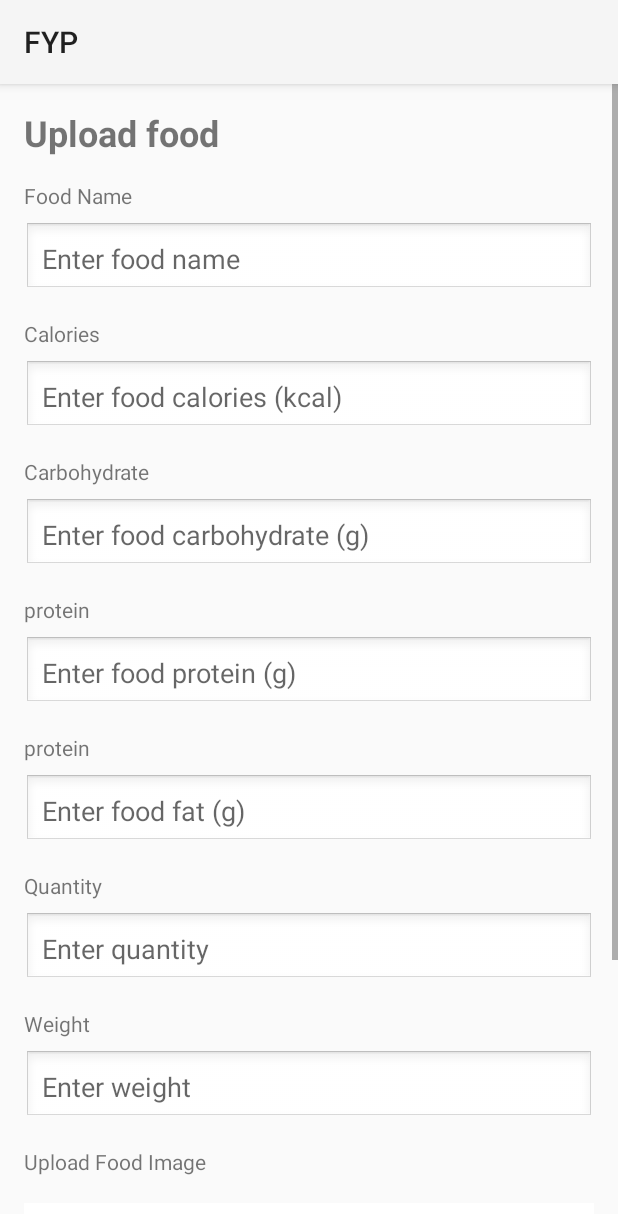
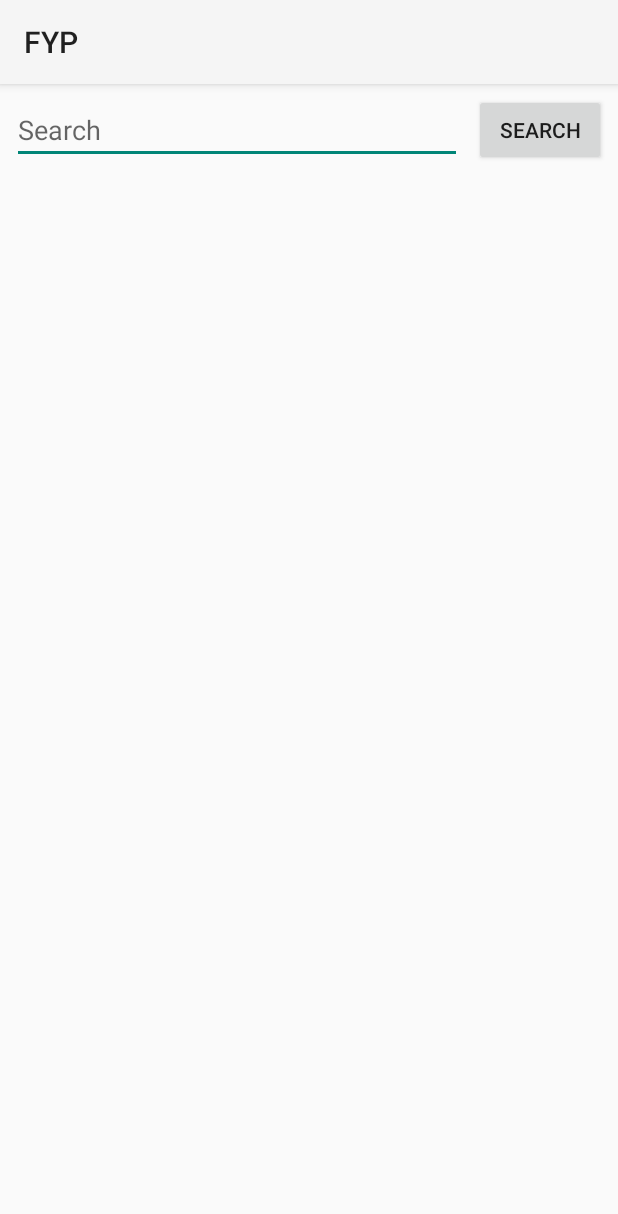
Before and after one commit to hugopun315/fyp, an Android app built with Jetpack Compose: the screen it shows after launch once a user with an empty profile is signed in (uploadFood before the commit, FindFoodView after it), after a tap on "ADD FOOD", on a phone screen of 412 x 824 dp. Shown: the top 1214 px of the screen. Run offline under Robolectric (Android 15) with nearby library versions, the phone set to English and light mode, and no system bars; our stand-ins replace Firebase (no records; nobody signed in at launch, a user with empty details on screens opened directly).

Commit message:
2/1/25 developed the list view of food

```diff
--- a/app/src/main/AndroidManifest.xml
+++ b/app/src/main/AndroidManifest.xml
@@ -13,13 +13,17 @@
         android:theme="@style/Theme.FYP"
         tools:targetApi="31">
         <activity
-            android:name=".uploadFood"
+            android:name=".FindFoodView"
             android:exported="true"
             android:theme="@style/Theme.AppCompat.Light"/>
         <activity
+            android:name=".uploadFood"
+            android:exported="true"
+            android:theme="@style/Theme.AppCompat.Light" />
+        <activity
             android:name=".changeBodyData"
             android:exported="true"
-            android:theme="@style/Theme.AppCompat.Light"></activity>
+            android:theme="@style/Theme.AppCompat.Light" />
         <activity
             android:name=".profile"
             android:exported="true"
--- /dev/null
+++ b/app/src/main/java/com/example/fyp/FindFoodView.kt
@@ -0,0 +1,53 @@
+package com.example.fyp
+
+import android.os.Bundle
+import android.util.Log
+import androidx.appcompat.app.AppCompatActivity
+import androidx.recyclerview.widget.LinearLayoutManager
+import androidx.recyclerview.widget.RecyclerView
+import com.example.fyp.adapter.FoodAdapter
+import com.google.firebase.auth.FirebaseAuth
+import com.google.firebase.database.DataSnapshot
+import com.google.firebase.database.DatabaseError
+import com.google.firebase.database.FirebaseDatabase
+import com.google.firebase.database.ValueEventListener
+
+class FindFoodView : AppCompatActivity() {
+    private lateinit var foodRecyclerView: RecyclerView
+    private lateinit var auth: FirebaseAuth
+    private lateinit var eventListener: ValueEventListener // Declare the eventListener variable
+    override fun onCreate(savedInstanceState: Bundle?) {
+        super.onCreate(savedInstanceState)
+        setContentView(R.layout.activity_find_food_view)
+        foodRecyclerView = findViewById(R.id.foodList)
+
+        auth = FirebaseAuth.getInstance()
+        val currentUser = auth.currentUser
+        foodRecyclerView.layoutManager = LinearLayoutManager(this)
+        val dataList = ArrayList<Food>()
+        val adapter = FoodAdapter(this, dataList)
+        foodRecyclerView.adapter = adapter
+        val databaseReference = FirebaseDatabase.getInstance().getReference("Demo Food")
+        eventListener = object : ValueEventListener {
+            override fun onDataChange(snapshot: DataSnapshot) {
+                dataList.clear()
+                for (itemSnapshot in snapshot.children) {
+                    val dataClass = itemSnapshot.getValue(Food::class.java)
+                    dataClass?.let {
+                        it.key = itemSnapshot.key
+                        dataList.add(it)
+                    }
+                }
+                adapter.notifyDataSetChanged()
+            }
+
+            override fun onCancelled(error: DatabaseError) {
+                Log.e("FirebaseError", error.message) // Handle possible errors
+            }
+        }
+        databaseReference.addValueEventListener(eventListener) // Add the listener to the reference
+
+
+
+    }
+}
--- a/app/src/main/java/com/example/fyp/homeActivity.kt
+++ b/app/src/main/java/com/example/fyp/homeActivity.kt
@@ -70,7 +70,7 @@ class homeActivity : AppCompatActivity() {
         breakfastRecyclerView.adapter = adapter
 
 
-
+/*
         val databaseReference = FirebaseDatabase.getInstance().getReference("Demo Food")
         eventListener = object : ValueEventListener {
             override fun onDataChange(snapshot: DataSnapshot) {
@@ -91,7 +91,7 @@ class homeActivity : AppCompatActivity() {
         }
         databaseReference.addValueEventListener(eventListener) // Add the listener to the reference
 
-
+*/
 
 
         // Set up click listeners for buttons
@@ -112,9 +112,15 @@ class homeActivity : AppCompatActivity() {
             startActivity(intent)
         }
         breakfastButton.setOnClickListener {
+            val intent = Intent(this, FindFoodView::class.java)
+            startActivity(intent)
+            finish()
+         /*
             val intent = Intent(this, uploadFood::class.java)
             startActivity(intent)
             finish()
+
+            */
         }
     }
 
--- /dev/null
+++ b/app/src/main/res/layout/activity_find_food_view.xml
@@ -0,0 +1,47 @@
+<?xml version="1.0" encoding="utf-8"?>
+<androidx.constraintlayout.widget.ConstraintLayout xmlns:android="http://schemas.android.com/apk/res/android"
+    xmlns:app="http://schemas.android.com/apk/res-auto"
+    xmlns:tools="http://schemas.android.com/tools"
+    android:id="@+id/main"
+    android:layout_width="match_parent"
+    android:layout_height="match_parent"
+    tools:context=".FindFoodView">
+
+    <EditText
+        android:id="@+id/search_bar"
+        android:layout_width="0dp"
+        android:layout_height="wrap_content"
+        android:hint="Search"
+        app:layout_constraintTop_toTopOf="parent"
+        app:layout_constraintStart_toStartOf="parent"
+        app:layout_constraintEnd_toStartOf="@id/search_button"
+        app:layout_constraintHorizontal_weight="1"
+        android:layout_margin="8dp"/>
+
+    <Button
+        android:id="@+id/search_button"
+        android:layout_width="wrap_content"
+        android:layout_height="wrap_content"
+        android:text="Search"
+        app:layout_constraintTop_toTopOf="@id/search_bar"
+        app:layout_constraintBottom_toBottomOf="@id/search_bar"
+        app:layout_constraintEnd_toEndOf="parent"
+        android:layout_margin="8dp"/>
+
+    <ScrollView
+        android:layout_width="match_parent"
+        android:layout_height="0dp"
+        android:layout_marginTop="15dp"
+        app:layout_constraintBottom_toBottomOf="parent"
+        app:layout_constraintTop_toBottomOf="@id/search_bar">
+
+        <androidx.recyclerview.widget.RecyclerView
+            android:id="@+id/foodList"
+            android:layout_width="match_parent"
+            android:layout_height="wrap_content"
+            tools:layout_editor_absoluteX="0dp"
+            tools:layout_editor_absoluteY="86dp" />
+
+    </ScrollView>
+
+</androidx.constraintlayout.widget.ConstraintLayout>
```
